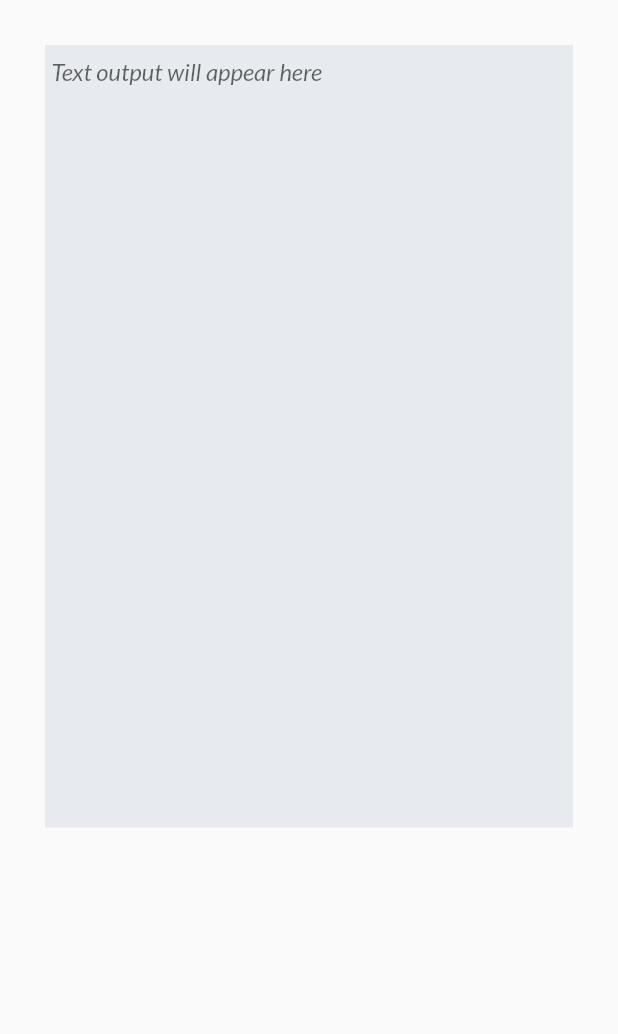
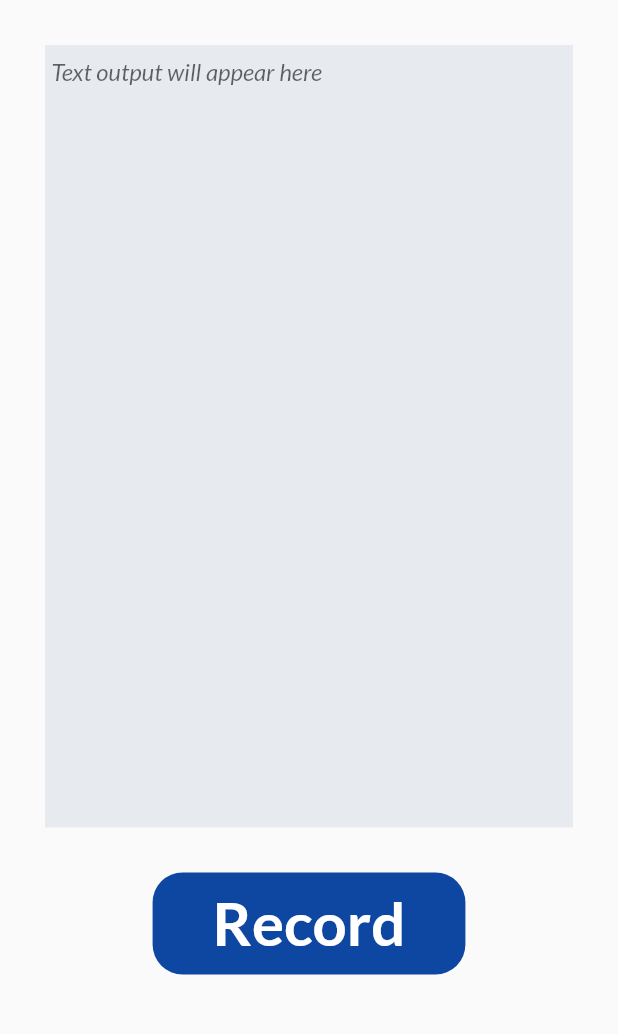
Before and after one commit to RitchieP/VerbaLex, a Flutter app: the screen it shows after launch, on a phone screen of 412 x 824 dp, the part 84-1118 px from its top. Run offline on Flutter 3.47's test engine with Material 2 defaults, Android fonts, the phone set to English and light mode, and no system bars; our stand-ins replace google_fonts.

Commit message:
Include custom text button

```diff
--- a/verbalex/lib/main.dart
+++ b/verbalex/lib/main.dart
@@ -24,9 +24,10 @@ class MyApp extends StatelessWidget {
           // or simply save your changes to "hot reload" in a Flutter IDE).
           // Notice that the counter didn't reset back to zero; the application
           // is not restarted.
-          primarySwatch: Colors.blue,
+          primaryColor: const Color.fromARGB(255, 13, 71, 161),
+          focusColor: const Color.fromARGB(255, 239, 83, 80),
           backgroundColor: Colors.white,
-          fontFamily: GoogleFonts.lato().fontFamily
+          fontFamily: GoogleFonts.lato().fontFamily,
       ),
       home: const HomeScreen(),
     );
--- a/verbalex/lib/screen/home_screen.dart
+++ b/verbalex/lib/screen/home_screen.dart
@@ -1,5 +1,6 @@
 import 'package:flutter/material.dart';
 import 'package:verbalex/widgets/output_space.dart';
+import 'package:verbalex/widgets/text_button.dart';
 import 'package:verbalex/widgets/upper_nav_bar.dart';
 
 class HomeScreen extends StatefulWidget {
@@ -13,11 +14,12 @@ class _HomeScreenState extends State<HomeScreen> {
   @override
   Widget build(BuildContext context) {
     return Scaffold(
-      appBar: UpperNavBar(),
+      appBar: const UpperNavBar(),
       body: Center(
         child: Column(
-          children: [
-            OutputSpace()
+          children: const [
+            OutputSpace(),
+            CustomTextButton(title: "Record", onPressedTitle: "Recording",)
           ],
         )
       ),
--- /dev/null
+++ b/verbalex/lib/widgets/text_button.dart
@@ -0,0 +1,64 @@
+import 'package:flutter/material.dart';
+
+class CustomTextButton extends StatefulWidget {
+  const CustomTextButton({super.key, required this.title, this.onPressedTitle});
+
+  final String title;
+  final String? onPressedTitle;
+
+  @override
+  State<CustomTextButton> createState() => _CustomTextButtonState();
+}
+
+class _CustomTextButtonState extends State<CustomTextButton> {
+  late Color onPressedColor;
+  late Color onReleasedColor;
+  late bool isPressed;
+
+  @override
+  void initState() {
+    super.initState();
+    isPressed = false;
+  }
+
+  @override
+  void didChangeDependencies() {
+    super.didChangeDependencies();
+    onPressedColor = Theme.of(context).focusColor;
+    onReleasedColor = Theme.of(context).primaryColor;
+  }
+
+  @override
+  Widget build(BuildContext context) {
+    /**
+     * Listener to allow the button to change color and text on when the button
+     * is pressed. The button will return to its initial state after the user
+     * has released their finger from the button.
+     */
+    return Listener(
+      onPointerDown: (event) => setState(() => isPressed = true),
+      onPointerUp: (event) => setState(() => isPressed = false),
+      child: TextButton(
+          onPressed: () {
+          },
+          style: ButtonStyle(
+            backgroundColor: MaterialStateProperty.all<Color>(onReleasedColor),
+            overlayColor: MaterialStateProperty.all<Color>(onPressedColor),
+            padding: MaterialStateProperty.all<EdgeInsetsGeometry>(
+                const EdgeInsets.symmetric(horizontal: 40, vertical: 10)),
+            shape: MaterialStateProperty.all<OutlinedBorder>(
+              RoundedRectangleBorder(
+                borderRadius: BorderRadius.circular(20),
+              ),
+            ),
+            splashFactory: NoSplash.splashFactory,
+            animationDuration: Duration.zero,
+          ),
+          child: Text(
+            isPressed ? widget.onPressedTitle ?? widget.title : widget.title,
+            style: const TextStyle(
+                fontSize: 40, fontWeight: FontWeight.w700, color: Colors.white),
+          )),
+    );
+  }
+}
```
